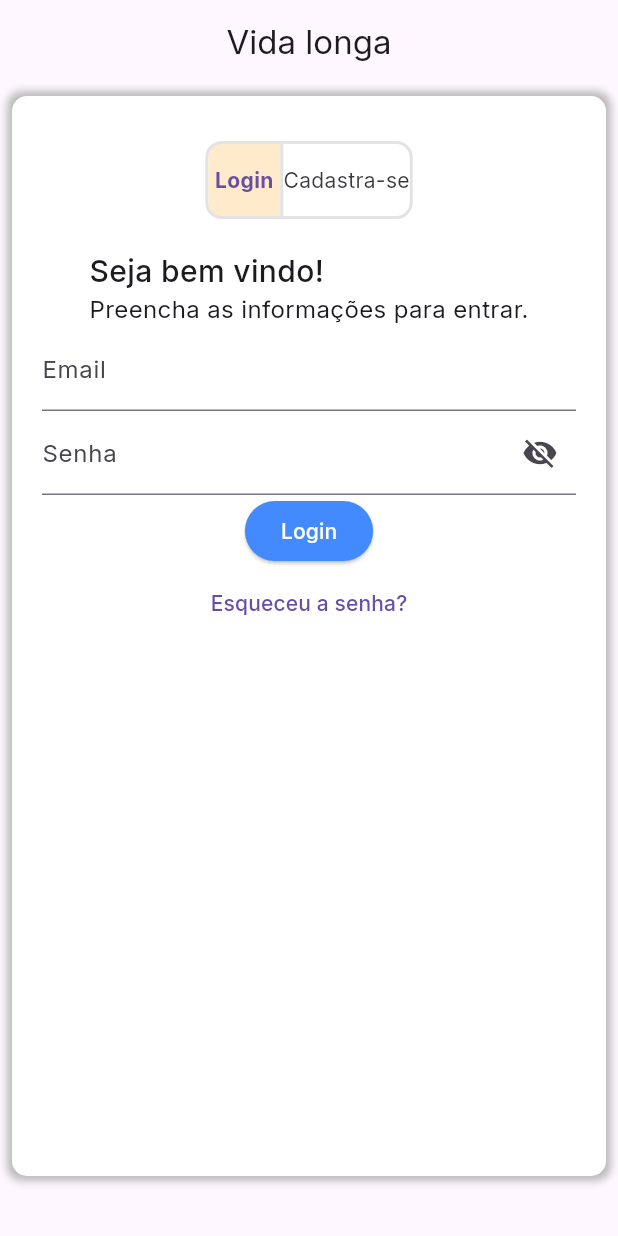
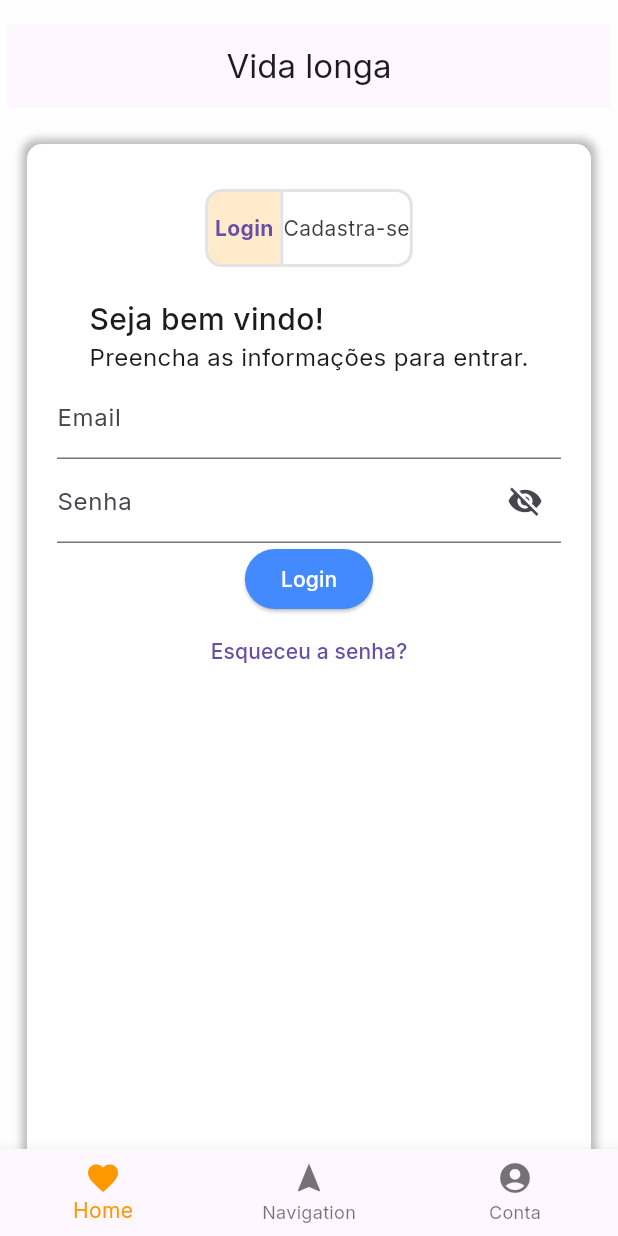
Before and after one commit to wcsa-solucoes/app.vidalonga, a Flutter app: the screen it shows after launch, on a phone screen of 412 x 824 dp. Run offline on Flutter 3.47's test engine with Material 2 defaults, Android fonts, the light colour scheme and no system bars; our stand-ins replace bloc, cloud_firestore, firebase_auth, firebase_core, flutter_bloc, flutter_html and 3 more; missing offline and left inert: flutter_html_iframe; accounts and stored records are empty.

Commit message:
refactored bottomNavigationBar

```diff
--- a/app_vida_longa/lib/app_wrap_view.dart
+++ b/app_vida_longa/lib/app_wrap_view.dart
@@ -1,5 +1,6 @@
 import 'package:app_vida_longa/shared/widgets/custom_app_alert_modal.dart';
 import 'package:app_vida_longa/shared/widgets/custom_bottom_navigation_bar.dart';
+import 'package:app_vida_longa/shared/widgets/custom_scaffold.dart';
 import 'package:app_vida_longa/shared/widgets/modals/custom_app_snackbar_modal.dart';
 import 'package:app_vida_longa/src/bloc/app_wrap_bloc.dart';
 import 'package:flutter/material.dart';
@@ -18,15 +19,11 @@ class _AppWrapViewState extends State<AppWrapView> {
 
   @override
   Widget build(BuildContext context) {
-    return SafeArea(
-      child: Scaffold(
-          body: Stack(
-            children: [
-              _handleAlerts(),
-              const RouterOutlet(),
-            ],
-          ),
-          bottomNavigationBar: const CustomBottomNavigationBar()),
+    return Stack(
+      children: [
+        _handleAlerts(),
+        const RouterOutlet(),
+      ],
     );
   }
 
--- a/app_vida_longa/lib/shared/widgets/custom_bottom_navigation_bar.dart
+++ b/app_vida_longa/lib/shared/widgets/custom_bottom_navigation_bar.dart
@@ -24,23 +24,23 @@ class _CustomBottomNavigationBarState extends State<CustomBottomNavigationBar> {
               setState(() {
                 switch (value) {
                   case 0:
-                    NavigationController.to("/app/navigation");
+                    NavigationController.to("/app/home");
                     break;
                   case 1:
+                    NavigationController.to("/app/navigation");
+                  case 2:
                     NavigationController.to("/app/auth/login");
-                  case 2:
-                    NavigationController.to("/app/home");
                     break;
                 }
               });
             },
             items: const [
               BottomNavigationBarItem(
+                  icon: Icon(Icons.favorite), label: "Home"),
+              BottomNavigationBarItem(
                   icon: Icon(Icons.navigation), label: "Navigation"),
               BottomNavigationBarItem(
                   icon: Icon(Icons.account_circle_rounded), label: "Conta"),
-              BottomNavigationBarItem(
-                  icon: Icon(Icons.favorite), label: "Home"),
             ]);
       },
     );
@@ -49,11 +49,11 @@ class _CustomBottomNavigationBarState extends State<CustomBottomNavigationBar> {
   int handleIndex(String path) {
     late int index = 0;
     for (final element in Modular.to.navigateHistory) {
-      if (element.name.split("/").contains("navigation")) {
+      if (element.name.split("/").contains("home")) {
         index = 0;
+      } else if (element.name.split("/").contains("navigation")) {
+        index = 1;
       } else if (element.name.split("/").contains("auth")) {
-        index = 1;
-      } else if (element.name.split("/").contains("home")) {
         index = 2;
       }
     }
--- /dev/null
+++ b/app_vida_longa/lib/shared/widgets/custom_scaffold.dart
@@ -0,0 +1,93 @@
+import "package:app_vida_longa/domain/contants/app_colors.dart";
+import "package:flutter/material.dart";
+
+class CustomAppScaffold extends StatefulWidget {
+  final Widget body;
+  final Widget? bottomNavigationBar;
+  final Widget? floatingActionButton;
+  final FloatingActionButtonLocation? floatingActionButtonLocation;
+  final PreferredSizeWidget? appBar;
+  final Future<bool> Function()? onBack;
+  final Color backgroundColor;
+  final bool extendBodyBehindAppBar;
+  final bool resizeToAvoidBottomInset;
+  final bool hasScrollView;
+  final EdgeInsets contentPadding;
+  final bool hasSafeArea;
+  final bool defaultBottomBar;
+
+  const CustomAppScaffold({
+    required this.body,
+    this.bottomNavigationBar,
+    this.floatingActionButton,
+    this.floatingActionButtonLocation,
+    this.appBar,
+    this.onBack,
+    this.backgroundColor = AppColors.white,
+    this.extendBodyBehindAppBar = false,
+    this.resizeToAvoidBottomInset = false,
+    this.hasScrollView = true,
+    this.hasSafeArea = true,
+    this.contentPadding =
+        const EdgeInsets.symmetric(horizontal: 5, vertical: 16),
+    super.key,
+    this.defaultBottomBar = true,
+  });
+
+  @override
+  State<CustomAppScaffold> createState() => _CustomAppScaffoldState();
+}
+
+class _CustomAppScaffoldState extends State<CustomAppScaffold> {
+  @override
+  Widget build(BuildContext context) {
+    return GestureDetector(
+      onTap: () {
+        FocusScope.of(context).requestFocus(FocusNode());
+      },
+      child: SafeArea(
+        top: widget.hasSafeArea,
+        bottom: widget.hasSafeArea,
+        left: widget.hasSafeArea,
+        right: widget.hasSafeArea,
+        maintainBottomViewPadding: true,
+        child: Scaffold(
+          extendBodyBehindAppBar: widget.extendBodyBehindAppBar,
+          resizeToAvoidBottomInset: widget.resizeToAvoidBottomInset,
+          body: Material(
+            color: Colors.transparent,
+            child: Container(
+              height: MediaQuery.of(context).size.height,
+              width: MediaQuery.of(context).size.width,
+              color: widget.backgroundColor,
+              child: widget.hasScrollView
+                  ? SingleChildScrollView(
+                      child: Padding(
+                        padding: widget.contentPadding,
+                        child: widget.body,
+                      ),
+                    )
+                  : Padding(
+                      padding: widget.contentPadding,
+                      child: widget.body,
+                    ),
+            ),
+          ),
+          appBar: widget.appBar,
+          // bottomNavigationBar: widget.defaultBottomBar
+          //   ? const CustomBottomNavigationBar()
+          //   : ColoredBox(
+          //       color: widget.backgroundColor,
+          //       child: widget.bottomNavigationBar,
+          //     ),
+          bottomNavigationBar: ColoredBox(
+            color: widget.backgroundColor,
+            child: widget.bottomNavigationBar,
+          ),
+          floatingActionButton: widget.floatingActionButton,
+          floatingActionButtonLocation: widget.floatingActionButtonLocation,
+        ),
+      ),
+    );
+  }
+}
--- a/app_vida_longa/lib/src/auth/auth_wrap_view.dart
+++ b/app_vida_longa/lib/src/auth/auth_wrap_view.dart
@@ -1,5 +1,7 @@
 import 'package:app_vida_longa/core/services/user_service.dart';
 import 'package:app_vida_longa/domain/enums/user_service_status_enum.dart';
+import 'package:app_vida_longa/shared/widgets/custom_bottom_navigation_bar.dart';
+import 'package:app_vida_longa/shared/widgets/custom_scaffold.dart';
 import 'package:app_vida_longa/src/auth/bloc/auth_bloc.dart';
 import 'package:flutter/material.dart';
 import 'package:flutter_bloc/flutter_bloc.dart';
@@ -23,7 +25,7 @@ class _AuthWrapViewState extends State<AuthWrapView> {
         bloc: _authBloc,
         listener: (context, state) {},
         builder: (context, state) {
-          return Scaffold(
+          return CustomAppScaffold(
               appBar: UserService.instance.status ==
                           UserServiceStatusEnum.accountedCreated ||
                       UserService.instance.status == UserServiceStatusEnum.valid
@@ -31,8 +33,11 @@ class _AuthWrapViewState extends State<AuthWrapView> {
                       title: const Text("Minha conta"),
                     )
                   : null,
-            body: const RouterOutlet(),
-          );
+              bottomNavigationBar: const CustomBottomNavigationBar(),
+              body: SizedBox(
+                  width: MediaQuery.sizeOf(context).width,
+                  height: MediaQuery.sizeOf(context).height,
+                  child: const RouterOutlet()));
         },
       ),
     );
--- a/app_vida_longa/lib/src/auth/views/login_view.dart
+++ b/app_vida_longa/lib/src/auth/views/login_view.dart
@@ -1,4 +1,5 @@
 import 'package:app_vida_longa/core/services/user_service.dart';
+import 'package:app_vida_longa/shared/widgets/custom_scaffold.dart';
 import 'package:app_vida_longa/src/auth/bloc/auth_bloc.dart';
 import 'package:flutter/material.dart';
 import 'package:flutter_bloc/flutter_bloc.dart';
@@ -68,10 +69,10 @@ class _LoginViewState extends State<LoginView>
               ),
             );
           }
-          return Scaffold(
+          return CustomAppScaffold(
             appBar: AppBar(title: const Text("Vida longa"), centerTitle: true),
-            body: SingleChildScrollView(
-              child: Padding(
+            // hasScrollView: true,
+            body: Padding(
               padding: const EdgeInsets.all(8.0),
               child: Container(
                 padding: const EdgeInsets.only(top: 30),
@@ -108,9 +109,8 @@ class _LoginViewState extends State<LoginView>
                         ),
                         Text("Cadastra-se",
                             style: TextStyle(
-                                  fontWeight: !isLoginSelected
-                                      ? FontWeight.bold
-                                      : null)),
+                                fontWeight:
+                                    !isLoginSelected ? FontWeight.bold : null)),
                       ],
                     ),
                     Stack(
@@ -130,7 +130,6 @@ class _LoginViewState extends State<LoginView>
                       ],
                     )
                   ],
-                  ),
                 ),
               ),
             ),
--- a/app_vida_longa/lib/src/home/views/article_view.dart
+++ b/app_vida_longa/lib/src/home/views/article_view.dart
@@ -1,5 +1,6 @@
 import 'dart:async';
 
+import 'package:app_vida_longa/shared/widgets/custom_scaffold.dart';
 import 'package:flutter/material.dart';
 import 'package:flutter/widgets.dart';
 import 'package:flutter_html/flutter_html.dart';
@@ -17,7 +18,7 @@ class _ArticleViewState extends State<ArticleView> {
 
   @override
   Widget build(BuildContext context) {
-    return Scaffold(
+    return CustomAppScaffold(
       appBar: AppBar(title: const Text("Article")),
       body: SingleChildScrollView(
         child: Column(
@@ -46,6 +47,7 @@ class _ArticleViewState extends State<ArticleView> {
         child: Row(
           mainAxisAlignment: MainAxisAlignment.spaceEvenly,
           children: <Widget>[
+            IconButton(onPressed: () {}, icon: Icon(Icons.comment_rounded)),
             IconButton(
               icon: Icon(Icons.zoom_out),
               onPressed: () => setState(() {
--- a/app_vida_longa/lib/src/home/views/home_view.dart
+++ b/app_vida_longa/lib/src/home/views/home_view.dart
@@ -3,7 +3,9 @@ import 'dart:developer';
 import 'package:app_vida_longa/core/services/articles_service.dart';
 import 'package:app_vida_longa/domain/contants/app_colors.dart';
 import 'package:app_vida_longa/domain/models/article_model.dart';
+import 'package:app_vida_longa/shared/widgets/custom_bottom_navigation_bar.dart';
 import 'package:app_vida_longa/shared/widgets/custom_chip.dart';
+import 'package:app_vida_longa/shared/widgets/custom_scaffold.dart';
 import 'package:app_vida_longa/src/core/navigation_controller.dart';
 import 'package:app_vida_longa/src/home/bloc/home_bloc.dart';
 import 'package:flutter/material.dart';
@@ -41,10 +43,7 @@ class _HomeViewState extends State<HomeView> {
           );
         }
         if (state is HomeLoaded) {
-          return SizedBox(
-            width: MediaQuery.of(context).size.width,
-            height: MediaQuery.of(context).size.height,
-            child: Scaffold(
+          return CustomAppScaffold(
             appBar: AppBar(title: const Text("Home")),
             body: SingleChildScrollView(
               child: Column(
@@ -59,7 +58,7 @@ class _HomeViewState extends State<HomeView> {
                 ],
               ),
             ),
-            ),
+            bottomNavigationBar: const CustomBottomNavigationBar(),
           );
         }
 
@@ -67,7 +66,7 @@ class _HomeViewState extends State<HomeView> {
           return SizedBox(
             width: MediaQuery.of(context).size.width,
             height: MediaQuery.of(context).size.height,
-            child: Scaffold(
+            child: CustomAppScaffold(
               appBar: AppBar(title: const Text("Home")),
               body: SingleChildScrollView(
                 child: Column(
--- a/app_vida_longa/lib/src/navigation/navigation_module.dart
+++ b/app_vida_longa/lib/src/navigation/navigation_module.dart
@@ -1,4 +1,4 @@
-import 'package:app_vida_longa/src/navigation/views/page_one.dart';
+import 'package:app_vida_longa/src/navigation/views/navigation_view.dart';
 import 'package:flutter_modular/flutter_modular.dart';
 
 class NavigationModule extends Module {
@@ -6,7 +6,7 @@ class NavigationModule extends Module {
   void routes(r) {
     r.child(
       "/",
-      child: (context) => const PageOne(),
+      child: (context) => const NavigationView(),
     );
   }
 }
--- a/app_vida_longa/lib/src/navigation/views/page_one.dart
+++ b/app_vida_longa/lib/src/navigation/views/navigation_view.dart
@@ -1,19 +1,22 @@
 import 'package:app_vida_longa/core/services/user_service.dart';
+import 'package:app_vida_longa/shared/widgets/custom_bottom_navigation_bar.dart';
+import 'package:app_vida_longa/shared/widgets/custom_scaffold.dart';
 import 'package:app_vida_longa/src/core/navigation_controller.dart';
 import 'package:flutter/material.dart';
 
-class PageOne extends StatefulWidget {
-  const PageOne({super.key});
+class NavigationView extends StatefulWidget {
+  const NavigationView({super.key});
 
   @override
-  State<PageOne> createState() => _PageOneState();
+  State<NavigationView> createState() => _NavigationViewState();
 }
 
-class _PageOneState extends State<PageOne> {
+class _NavigationViewState extends State<NavigationView> {
   @override
   Widget build(BuildContext context) {
-    return Scaffold(
+    return CustomAppScaffold(
         appBar: AppBar(title: const Text("Navegação")),
+        bottomNavigationBar: const CustomBottomNavigationBar(),
         body: Builder(builder: (context) {
           if (UserService.instance.user.name.isNotEmpty) {
             return Center(
```
Lines whose indentation alone changed are shown as unchanged.
